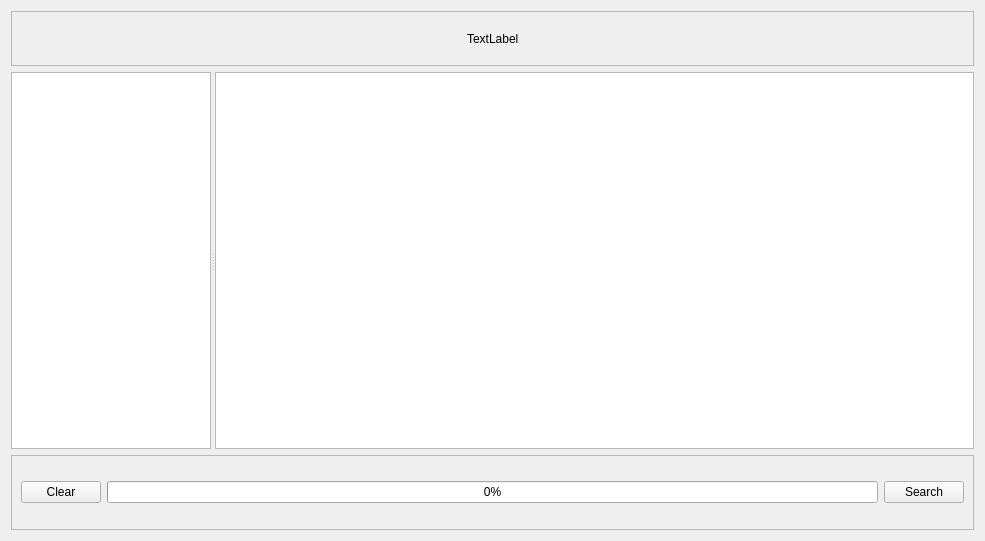
Old version of the form admin_client/client_gui/app/EditDB/forms/GenericWidget.ui in the repository deskos-xp/SaffronServer.
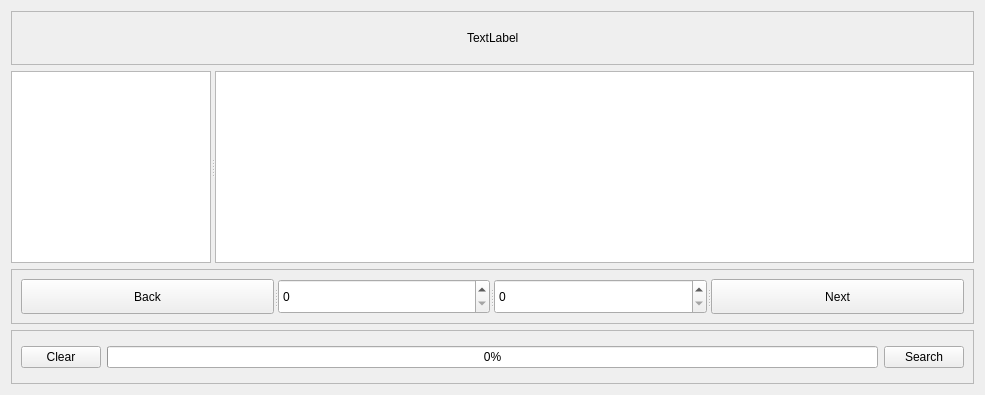
New version of the form.

```diff
--- a/admin_client/client_gui/app/EditDB/forms/GenericWidget.ui
+++ b/admin_client/client_gui/app/EditDB/forms/GenericWidget.ui
@@ -7,13 +7,82 @@
     <x>0</x>
     <y>0</y>
     <width>985</width>
-    <height>541</height>
+    <height>395</height>
    </rect>
   </property>
   <property name="windowTitle">
    <string>Form</string>
   </property>
   <layout class="QGridLayout" name="gridLayout_3">
+   <item row="2" column="0">
+    <widget class="QFrame" name="frame_3">
+     <property name="minimumSize">
+      <size>
+       <width>0</width>
+       <height>50</height>
+      </size>
+     </property>
+     <property name="maximumSize">
+      <size>
+       <width>16777215</width>
+       <height>75</height>
+      </size>
+     </property>
+     <property name="frameShape">
+      <enum>QFrame::StyledPanel</enum>
+     </property>
+     <property name="frameShadow">
+      <enum>QFrame::Raised</enum>
+     </property>
+     <layout class="QGridLayout" name="gridLayout_4">
+      <item row="0" column="0">
+       <widget class="QSplitter" name="splitter">
+        <property name="orientation">
+         <enum>Qt::Horizontal</enum>
+        </property>
+        <widget class="QPushButton" name="back">
+         <property name="toolTip">
+          <string>previous set of items</string>
+         </property>
+         <property name="text">
+          <string>Back</string>
+         </property>
+        </widget>
+        <widget class="QSpinBox" name="page">
+         <property name="toolTip">
+          <string>page number</string>
+         </property>
+         <property name="statusTip">
+          <string>page</string>
+         </property>
+         <property name="maximum">
+          <number>999999999</number>
+         </property>
+        </widget>
+        <widget class="QSpinBox" name="limit">
+         <property name="toolTip">
+          <string>items per page</string>
+         </property>
+         <property name="statusTip">
+          <string>items per page, i.e. limit</string>
+         </property>
+         <property name="maximum">
+          <number>999999999</number>
+         </property>
+        </widget>
+        <widget class="QPushButton" name="next">
+         <property name="toolTip">
+          <string>next set of items</string>
+         </property>
+         <property name="text">
+          <string>Next</string>
+         </property>
+        </widget>
+       </widget>
+      </item>
+     </layout>
+    </widget>
+   </item>
    <item row="0" column="0">
     <widget class="QFrame" name="frame_2">
      <property name="maximumSize">
@@ -81,7 +150,7 @@
      <widget class="QTableView" name="terms"/>
     </widget>
    </item>
-   <item row="2" column="0">
+   <item row="3" column="0">
     <widget class="QFrame" name="frame">
      <property name="maximumSize">
       <size>
```
Left out of the diff: 6 changed lines with no effect on the pictures.
